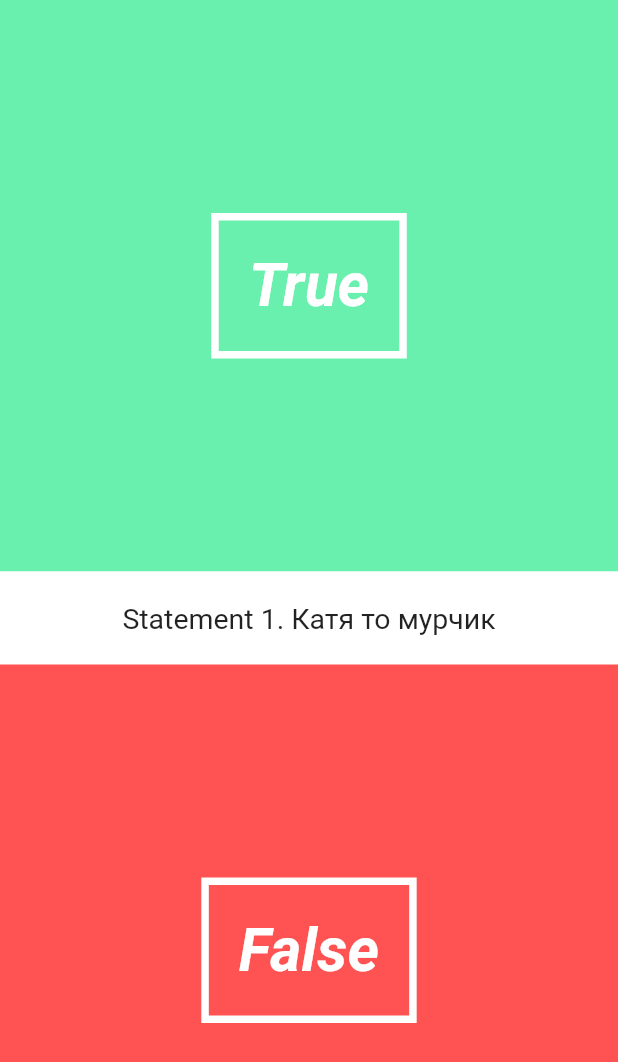
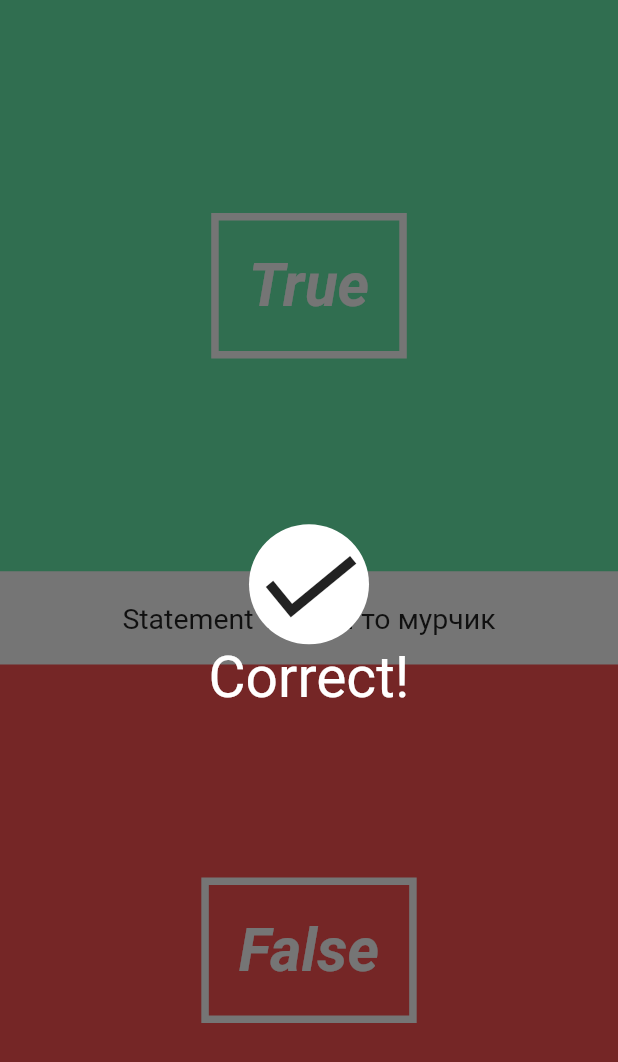
Before and after one commit to dmytrotus/flutter_sdk_app, a Flutter app: the screen it shows after launch, after a tap on "True", on a phone screen of 412 x 824 dp. Shown: the top 1062 px of the screen. Run offline on Flutter 3.47's test engine with Material 2 defaults, Android fonts, the phone set to English and light mode, and no system bars.

Commit message:
passed funcion with answers

```diff
--- a/lib/UI/correct_wrong_overlay.dart
+++ b/lib/UI/correct_wrong_overlay.dart
@@ -3,7 +3,11 @@ import 'package:flutter/material.dart';
 
 class CorrectWrongOverlay extends StatefulWidget {
   final bool _isCorrect;
-  CorrectWrongOverlay(this._isCorrect);
+  final VoidCallback _onTap;
+
+
+
+  CorrectWrongOverlay(this._isCorrect, this._onTap);
 
   @override
   State createState() => new CorrectWrongOverlayState();
@@ -22,12 +26,13 @@ class CorrectWrongOverlayState extends State<CorrectWrongOverlay> with SingleTic
     _iconAnimationController.forward();
   }
 
+
   @override
   Widget build(BuildContext context) {
     return new Material(
       color: Colors.black54,
       child: new InkWell(
-        onTap: () => print('You tapped the overlay'),
+        onTap: () => widget._onTap(),
         child: new Column(
           mainAxisAlignment: MainAxisAlignment.center,
           children: <Widget>[
--- a/lib/pages/quiz_page.dart
+++ b/lib/pages/quiz_page.dart
@@ -25,7 +25,7 @@ class QuizPageState extends State<QuizPage> {
   String questionText;
   int questionNumber;
   bool isCorrect;
-  bool overlaySholdBeVisible = false;
+  bool overlayShouldBeVisible = false;
 
   @override
   void initState() {
@@ -35,6 +35,14 @@ class QuizPageState extends State<QuizPage> {
     questionNumber = quiz.questionNumber;
   }
 
+  void handleAnswer(bool answer){
+    isCorrect = (currentQuestion.answer == answer);
+    quiz.answer(isCorrect);
+    this.setState(() {
+      overlayShouldBeVisible = true;
+    });
+  }
+
   @override
   Widget build(BuildContext context) {
     return new Stack(
@@ -42,12 +50,20 @@ class QuizPageState extends State<QuizPage> {
       children: <Widget>[
         new Column( //this is main page
           children: <Widget>[
-            new AnswerButton(true, () => print("You anwered True")),
+            new AnswerButton(true, () => handleAnswer(true)),
             new QuestionText(questionText, questionNumber),
-            new AnswerButton(false, () => print('You answered False')),
+            new AnswerButton(false, () => handleAnswer(false)),
           ]
         ),
-        overlaySholdBeVisible == true ? new CorrectWrongOverlay(true) : new Container(),
+        overlayShouldBeVisible == true ? new CorrectWrongOverlay(isCorrect,
+        (){
+          currentQuestion = quiz.nextQuestion;
+          this.setState(() {
+            overlayShouldBeVisible = false;
+            questionText = currentQuestion.question;
+            questionNumber = quiz.questionNumber;
+          });
+        }) : new Container(),
       ]
     );
   }
```
